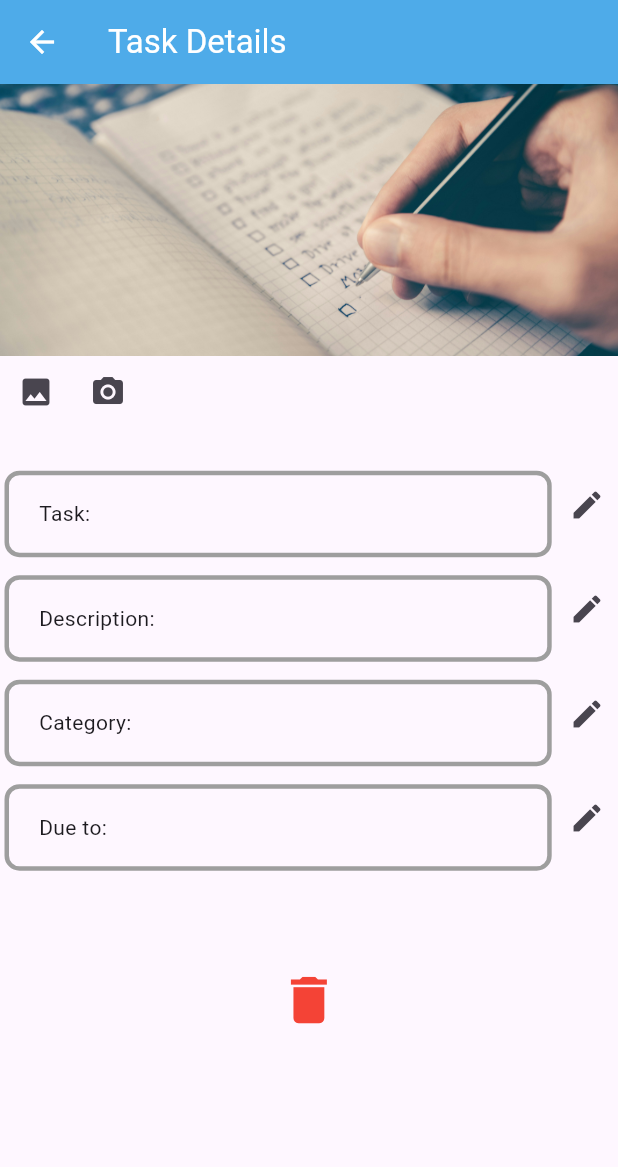
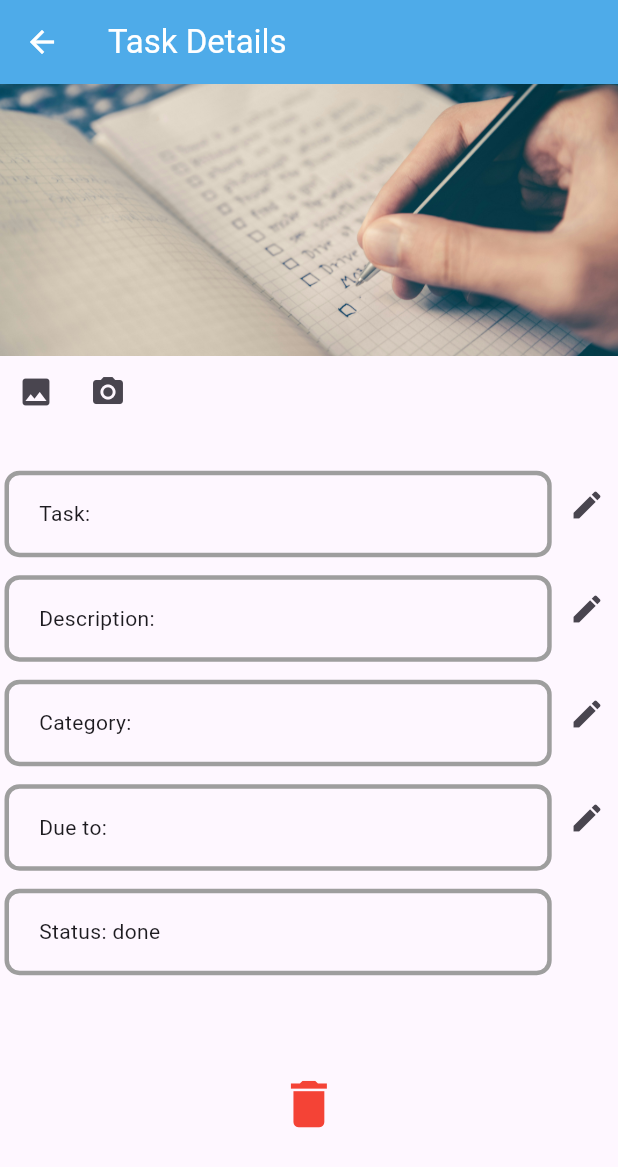
Before and after one commit to eduardobandeiramg/nex-task, a Flutter app: the TaskDetails screen opened directly with empty values, on a phone screen of 412 x 824 dp. Shown: the top 1167 px of the screen. Run offline on Flutter 3.47's test engine with Material 3 defaults, Android fonts, the phone set to English and light mode, and no system bars; our stand-ins replace flutter_bloc, image_picker, supabase_flutter; accounts and stored records are empty; network calls fail.

Commit message:
adding card for task status in task detail screen

```diff
--- a/lib/view/screens/secondary_screens/task_details.dart
+++ b/lib/view/screens/secondary_screens/task_details.dart
@@ -63,8 +63,8 @@ class _TaskDetailsState extends State<TaskDetails> {
         categoriesList = value;
       });
     });
-    if(widget.hasImage){
-      StorageService.getTaskImage(widget.id!).then((value){
+    if (widget.hasImage) {
+      StorageService.getTaskImage(widget.id!).then((value) {
         setState(() {
           imageUrl = value;
         });
@@ -245,6 +245,23 @@ class _TaskDetailsState extends State<TaskDetails> {
                     ),
                   ],
                 ),
+                Row(
+                  children: [
+                    Expanded(
+                      flex: 9,
+                      child: TaskDetailsCard(
+                        title: "Status",
+                        value:
+                            widget.status! == "to-do"
+                                ? "to do"
+                                : widget.status! == "in_progress"
+                                ? "in progress"
+                                : "done",
+                      ),
+                    ),
+                    Expanded(child: SizedBox(), flex: 1),
+                  ],
+                ),
                 SizedBox(height: Dimensions.height * 0.07),
                 if (editingTitle == false &&
                     editingDescription == false &&
```
